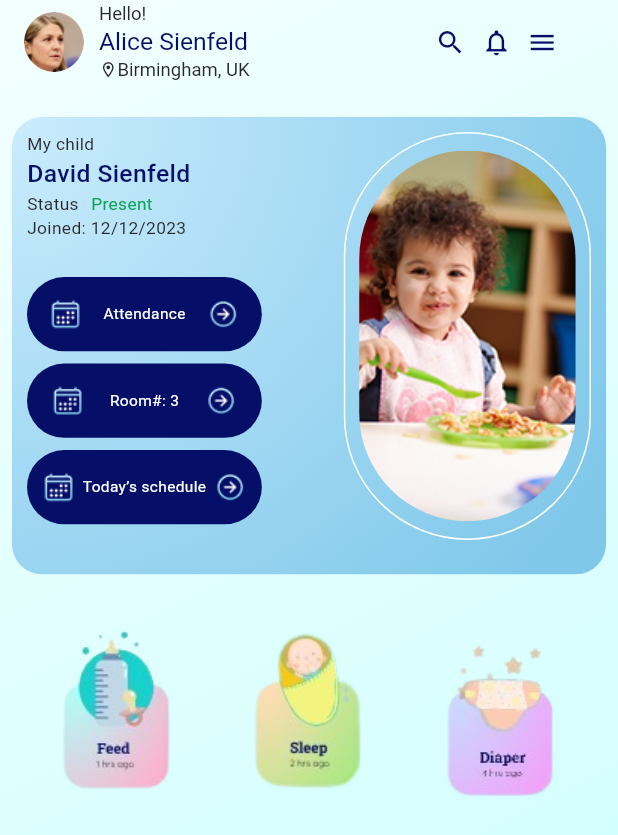
After one commit to aliahmad772002/kido_loom, a Flutter app: the screen it shows after launch, after a tap on "Let’s get started", on a phone screen of 412 x 824 dp. The commit adds this screen. Shown: the top 835 px of the screen. Run offline on Flutter 3.47's test engine with Material 3 defaults, Android fonts, the phone set to English and light mode, and no system bars.

Commit message:
change by ali

```diff
--- a/lib/main.dart
+++ b/lib/main.dart
@@ -1,5 +1,5 @@
 import 'package:flutter/material.dart';
-import 'package:kido_loom/intro.dart';
+import 'package:kido_loom/view/intro/intro.dart';
 
 void main() {
   runApp(const MyApp());
@@ -12,6 +12,7 @@ class MyApp extends StatelessWidget {
   @override
   Widget build(BuildContext context) {
     return MaterialApp(
+      debugShowCheckedModeBanner: false,
       title: 'Flutter Demo',
       theme: ThemeData(
         colorScheme: ColorScheme.fromSeed(seedColor: Colors.deepPurple),
--- a/lib/color.dart
+++ b/lib/utils/color.dart
@@ -10,6 +10,18 @@ final bgColor = LinearGradient(
 );
 final borderColor = Color(0xff18D0CC);
 final whiteColor = Color(0xffFFFFEA);
+final white = Color(0xffFFFFFF);
 final txt1 = Color(0xff58508D);
 final txt2 = Color(0xff4D4D4D);
+final font1 = Color(0xff050F68);
+final font2 = Color(0xff292828);
 final circleColor = Color(0xffD3D3D3);
+final green = Color(0xff0CA554);
+final container1 = RadialGradient(
+  center: Alignment.topLeft,
+  radius: 1.5,
+  colors: [
+    const Color(0xFFCAECFD), // lighter color
+    const Color(0xFF80C8EA), // darker color
+  ],
+);
--- /dev/null
+++ b/lib/view/home/home.dart
@@ -0,0 +1,156 @@
+import 'dart:ui';
+
+import 'package:flutter/material.dart';
+import 'package:flutter/widgets.dart';
+import 'package:kido_loom/utils/color.dart';
+import 'package:kido_loom/view/home/widget/button1.dart';
+import 'package:kido_loom/view/home/widget/button2.dart';
+import 'package:kido_loom/widgets/appbar.dart';
+
+class HomeScreen extends StatefulWidget {
+  const HomeScreen({super.key});
+
+  @override
+  State<HomeScreen> createState() => _HomeScreenState();
+}
+
+class _HomeScreenState extends State<HomeScreen> {
+  @override
+  Widget build(BuildContext context) {
+    var height = MediaQuery.of(context).size.height;
+    var width = MediaQuery.of(context).size.width;
+    return Container(
+      height: height,
+      width: width,
+      decoration: BoxDecoration(
+        gradient: bgColor,
+      ),
+      child: Scaffold(
+        backgroundColor: Colors.transparent,
+        appBar: PreferredSize(
+          preferredSize: Size.fromHeight(70),
+          child: Appbar(),
+        ),
+        body: SingleChildScrollView(
+          child: Column(
+            children: [
+              Padding(
+                padding: const EdgeInsets.all(8.0),
+                child: Container(
+                  height: height * 0.37,
+                  width: width,
+                  decoration: BoxDecoration(
+                    borderRadius: BorderRadius.circular(20),
+                    gradient: container1,
+                  ),
+                  child: Padding(
+                    padding: const EdgeInsets.all(10),
+                    child: Row(
+                      mainAxisAlignment: MainAxisAlignment.spaceBetween,
+                      children: [
+                        Column(
+                          crossAxisAlignment: CrossAxisAlignment.start,
+                          children: [
+                            Text('My child',
+                                style: TextStyle(
+                                    fontSize: width * 0.028, color: font2)),
+                            Text('David Sienfeld',
+                                style: TextStyle(
+                                    fontWeight: FontWeight.w500,
+                                    fontSize: width * 0.04,
+                                    color: font1)),
+                            Row(
+                              children: [
+                                Text('Status',
+                                    style: TextStyle(
+                                        fontSize: width * 0.028, color: font2)),
+                                SizedBox(width: width * 0.02),
+                                Text('Present',
+                                    style: TextStyle(
+                                        fontSize: width * 0.028, color: green)),
+                              ],
+                            ),
+                            Text('Joined: 12/12/2023',
+                                style: TextStyle(
+                                    fontSize: width * 0.028, color: font2)),
+                            SizedBox(height: height * 0.03),
+                            Button(
+                              'Attendance',
+                              'images/calendar.png',
+                              'images/circle.png',
+                              height,
+                              width,
+                            ),
+                            SizedBox(height: height * 0.01),
+                            Button(
+                              'Room#: 3',
+                              'images/calendar.png',
+                              'images/circle.png',
+                              height,
+                              width,
+                            ),
+                            SizedBox(height: height * 0.01),
+                            Button(
+                              'Today’s schedule',
+                              'images/calendar.png',
+                              'images/circle.png',
+                              height,
+                              width,
+                            ),
+                          ],
+                        ),
+                        Column(
+                          children: [
+                            Container(
+                              height: height * 0.33,
+                              width: width * 0.4,
+                              decoration: BoxDecoration(
+                                border: Border.all(color: white),
+                                borderRadius: BorderRadius.circular(height / 2),
+                              ),
+                              child: Center(
+                                child: SizedBox(
+                                  height: height * 0.3,
+                                  width: width * 0.35,
+                                  child: ClipRRect(
+                                    borderRadius:
+                                        BorderRadius.circular(height / 2),
+                                    child: Image.asset(
+                                      'images/child.png',
+                                      fit: BoxFit.cover,
+                                    ),
+                                  ),
+                                ),
+                              ),
+                            ),
+                          ],
+                        ),
+                      ],
+                    ),
+                  ),
+                ),
+              ),
+              Row(
+                mainAxisAlignment: MainAxisAlignment.spaceEvenly,
+                children: [
+                  Image.asset(
+                    'images/feed1.png',
+                    width: width * 0.25,
+                  ),
+                  Image.asset(
+                    'images/sleep1.png',
+                    width: width * 0.25,
+                  ),
+                  Image.asset(
+                    'images/diaper1.png',
+                    width: width * 0.25,
+                  ),
+                ],
+              ),
+            ],
+          ),
+        ),
+      ),
+    );
+  }
+}
--- /dev/null
+++ b/lib/view/home/widget/button1.dart
@@ -0,0 +1,29 @@
+import 'package:flutter/material.dart';
+import 'package:kido_loom/utils/color.dart'; // Ensure color definitions are available
+
+Widget Button(String text, String image1Path, String image2Path, double height,
+    double width) {
+  return Container(
+    height: height * 0.06,
+    width: width * 0.38,
+    decoration: BoxDecoration(
+      borderRadius: BorderRadius.circular(25),
+      color: font1,
+    ),
+    child: Padding(
+      padding: const EdgeInsets.all(8.0),
+      child: Row(
+        mainAxisAlignment: MainAxisAlignment.spaceAround,
+        children: [
+          Image.asset(image1Path, width: width * 0.05),
+          Text(
+            text,
+            textAlign: TextAlign.center,
+            style: TextStyle(fontSize: width * 0.025, color: white),
+          ),
+          Image.asset(image2Path, width: width * 0.05),
+        ],
+      ),
+    ),
+  );
+}
--- /dev/null
+++ b/lib/view/home/widget/button2.dart
@@ -0,0 +1,85 @@
+import 'package:flutter/cupertino.dart';
+import 'package:flutter/material.dart';
+import 'package:flutter/widgets.dart';
+import 'package:kido_loom/utils/color.dart';
+
+class OverlappingImagesWidget extends StatelessWidget {
+  final topImagePath;
+  final bottomImagePath;
+  double imageWidth;
+
+  OverlappingImagesWidget({
+    required this.topImagePath,
+    required this.bottomImagePath,
+    required this.imageWidth,
+  });
+
+  @override
+  Widget build(BuildContext context) {
+    return Container(
+      width: 120,
+      height: 180,
+      color: Colors.red,
+      child: Stack(
+        alignment: Alignment.center,
+        children: [
+          Container(
+            width: imageWidth,
+            height: imageWidth,
+            child: Image.asset(
+              bottomImagePath,
+              fit: BoxFit.fill,
+            ),
+          ),
+          Positioned(
+            top: 0,
+            child: Container(
+              width: imageWidth * 0.7, // Adjust the width of the top image
+              height: imageWidth * 0.7,
+              child: Image.asset(
+                topImagePath,
+                fit: BoxFit.cover,
+              ),
+            ),
+          ),
+        ],
+      ),
+    );
+  }
+}
+
+//  Widget Button2(
+//     String image1Path, String image2Path, double height, double width) {
+//   return Container(
+//       height: height * 0.3,
+//       width: width * 0.25,
+//       decoration: BoxDecoration(
+//         borderRadius: BorderRadius.circular(20),
+//         gradient: container1,
+//       ),
+//       child: Stack(
+//         children: [
+//           Positioned(
+//             left: -30,
+//             bottom: height * 0.02,
+//             child: Image.asset(
+//               image1Path,
+//               width: width * 0.5,
+//             ),
+//           ),
+//           Positioned(
+//             top: height * 0.17,
+//             child: Container(
+//               height: height * 0.15,
+//               width: width * 0.25,
+//               decoration: BoxDecoration(
+//                 image: DecorationImage(
+//                   image: AssetImage(image2Path),
+//                   fit: BoxFit.fill,
+//                 ),
+//               ),
+//             ),
+//           ),
+//         ],
+//       ));
+// }
--- a/lib/intro.dart
+++ b/lib/view/intro/intro.dart
@@ -1,5 +1,6 @@
 import 'package:flutter/material.dart';
-import 'package:kido_loom/color.dart';
+import 'package:kido_loom/utils/color.dart';
+import 'package:kido_loom/view/home/home.dart';
 
 class IntroScreen extends StatefulWidget {
   const IntroScreen({super.key});
@@ -104,7 +105,14 @@ class _IntroScreenState extends State<IntroScreen> {
             SizedBox(
               height: height * 0.02,
             ),
-            Container(
+            InkWell(
+              onTap: () {
+                Navigator.push(
+                  context,
+                  MaterialPageRoute(builder: (context) => HomeScreen()),
+                );
+              },
+              child: Container(
                 height: height * 0.07,
                 width: width * 0.9,
                 decoration: BoxDecoration(
@@ -116,6 +124,7 @@ class _IntroScreenState extends State<IntroScreen> {
                       style:
                           TextStyle(fontSize: width * 0.03, color: whiteColor)),
                 ),
+              ),
             )
           ],
         ),
--- /dev/null
+++ b/lib/widgets/appbar.dart
@@ -0,0 +1,67 @@
+import 'package:flutter/material.dart';
+import 'package:kido_loom/utils/color.dart';
+
+class Appbar extends StatelessWidget {
+  const Appbar({super.key});
+
+  @override
+  Widget build(BuildContext context) {
+    var width = MediaQuery.of(context).size.width;
+    return AppBar(
+      backgroundColor: Colors.transparent,
+      automaticallyImplyLeading: false,
+      title: Row(
+        children: [
+          CircleAvatar(
+            backgroundColor: Colors.transparent,
+            backgroundImage: AssetImage('images/profile.png'),
+          ),
+          SizedBox(width: 10),
+          Column(
+            crossAxisAlignment: CrossAxisAlignment.start,
+            children: [
+              Text('Hello!',
+                  style: TextStyle(fontSize: width * 0.03, color: font2)),
+              Text('Alice Sienfeld',
+                  style: TextStyle(fontSize: width * 0.04, color: font1)),
+              Row(
+                children: [
+                  Icon(Icons.location_on_outlined,
+                      size: width * 0.03, color: font2),
+                  Text('Birmingham, UK',
+                      style: TextStyle(fontSize: width * 0.03, color: font2)),
+                ],
+              ),
+            ],
+          ),
+          SizedBox(
+            width: width * 0.3,
+          ),
+          Row(
+            children: [
+              Icon(
+                Icons.search,
+                size: width * 0.05,
+                color: font1,
+              ),
+              SizedBox(width: 10),
+              Icon(
+                Icons.notifications_none_outlined,
+                size: width * 0.05,
+                color: font1,
+              ),
+              SizedBox(
+                width: 10,
+              ),
+              Icon(
+                Icons.menu,
+                size: width * 0.05,
+                color: font1,
+              ),
+            ],
+          ),
+        ],
+      ),
+    );
+  }
+}
```
Also changed, not shown: images/calendar.png (added), images/child.png (added), images/circle.png (added), images/d.png (added), images/diaper.png (added), images/diaper1.png (added), images/f.png (added), images/feed.png (added), images/feed1.png (added), images/profile.png (added), images/s.png (added), images/sleep.png (added), images/sleep1.png (added). Lines whose indentation alone changed are shown as unchanged.
